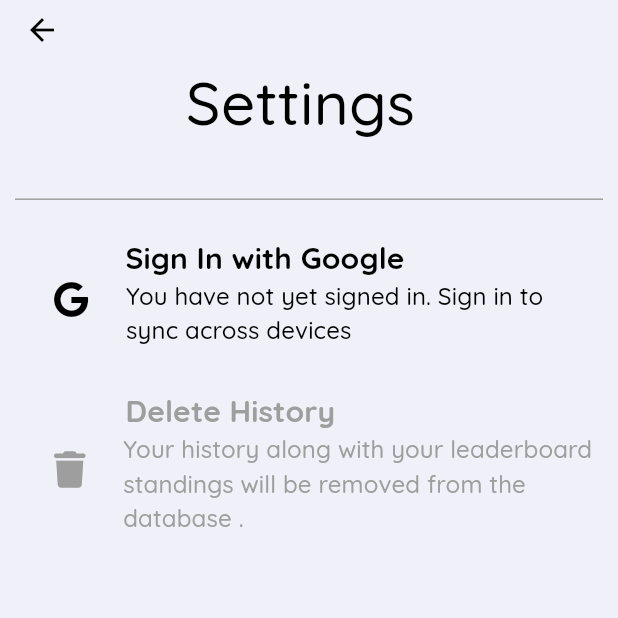
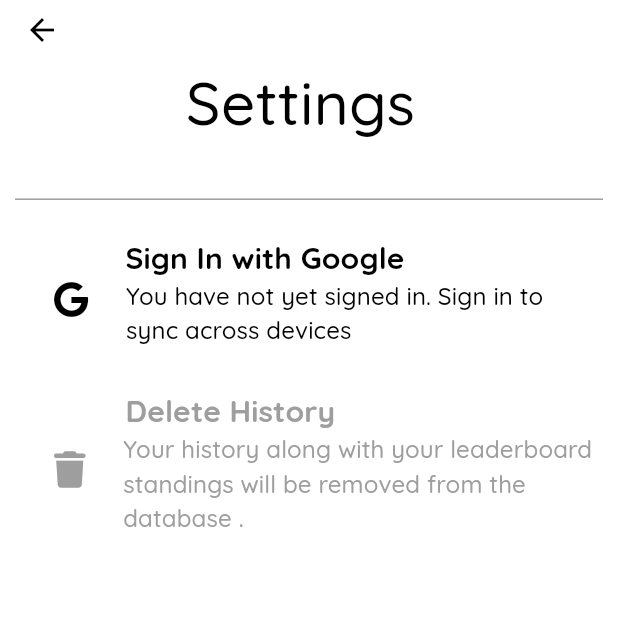
Before and after one commit to FirefoxSRV/Match-da-pairs, a Flutter app: the screen it shows after launch, after a tap on the "settings" icon, on a phone screen of 412 x 824 dp, the top half of it. Run offline on Flutter 3.47's test engine with Material 3 defaults, Android fonts, the light colour scheme and no system bars; our stand-ins replace audioplayers, connectivity_plus, firebase_auth, firebase_core, firebase_database, font_awesome_flutter and 3 more; missing offline and left inert: games_services; accounts and stored records are empty.

Commit message:
Removed unused dart files and updated deprecated code

```diff
--- a/lib/Screen/settings/setting_screen_utils/sign_in_button.dart
+++ b/lib/Screen/settings/setting_screen_utils/sign_in_button.dart
@@ -30,7 +30,7 @@ class SignInButton extends StatelessWidget {
             padding:EdgeInsets.only(left: containerWidth/6.1),
             child: Text(title,
                 style: GoogleFonts.quicksand(
-                    fontSize: 20.0, fontWeight: FontWeight.bold,color: Theme.of(context).colorScheme.tertiary)),
+                    fontSize: 20.0, fontWeight: FontWeight.bold,color: Theme.of(context).colorScheme.tertiary),),
           ),
           Row(
             crossAxisAlignment: CrossAxisAlignment.center,
@@ -42,7 +42,7 @@ class SignInButton extends StatelessWidget {
               Expanded(
                 child: Text(
                     content,
-                    style: GoogleFonts.quicksand(fontSize: 16.0,color: Theme.of(context).colorScheme.tertiary)),
+                    style: GoogleFonts.quicksand(fontSize: 16.0,color: Theme.of(context).colorScheme.tertiary),),
               ),
             ],
           ),
--- a/lib/Screen/settings/settings_screen.dart
+++ b/lib/Screen/settings/settings_screen.dart
@@ -10,8 +10,6 @@ import 'package:mem_game/Screen/game/game_screen_utils/material_alert_dialog.dar
 import 'package:mem_game/Screen/settings/setting_screen_utils/custom_text_button.dart';
 import 'package:mem_game/Screen/settings/setting_screen_utils/google_logic.dart';
 import 'package:mem_game/Screen/settings/setting_screen_utils/sign_in_button.dart';
-import 'package:provider/provider.dart';
-import '../themes/theme_provider.dart';
 import 'setting_screen_utils/custom_circular_progress_indicator.dart';
 
 class SettingScreen extends StatefulWidget {
@@ -38,7 +36,6 @@ class _SettingScreenState extends State<SettingScreen> {
       }
       return false;
     } catch (error) {
-      print("Error checking email in database: $error");
       return false;
     }
   }
@@ -46,10 +43,8 @@ class _SettingScreenState extends State<SettingScreen> {
 
   @override
   Widget build(BuildContext context) {
-    var themeProvider = Provider.of<ThemeProvider>(context, listen: false);
-    bool value = themeProvider.themeMode == ThemeMode.light ? false : true;
     return Scaffold(
-      backgroundColor: Theme.of(context).colorScheme.background,
+      backgroundColor: Theme.of(context).colorScheme.surface,
       body: LayoutBuilder(
         builder: (context, constraints) {
           late double containerHeight = constraints.maxHeight;
@@ -66,7 +61,7 @@ class _SettingScreenState extends State<SettingScreen> {
                     color: Theme.of(context).colorScheme.tertiary,
                   ),
                 ),
-                backgroundColor: Theme.of(context).colorScheme.background,
+                backgroundColor: Theme.of(context).colorScheme.surface,
                 bottom: PreferredSize(
                   preferredSize: const Size(0, 40),
                   child: Text(
--- a/lib/main.dart
+++ b/lib/main.dart
@@ -23,7 +23,7 @@ void main() async{
           return MaterialApp(
             debugShowCheckedModeBanner: false,
             themeMode: themeProvider.themeMode,
-            home:  MyApp(),
+            home:  const MyApp(),
             theme: lightTheme,
             darkTheme: darkTheme,
           );
```
Also changed, not shown: lib/Screen/settings/setting_screen_utils/material_switch.dart (deleted, +0 -104 lines), pubspec.lock.
